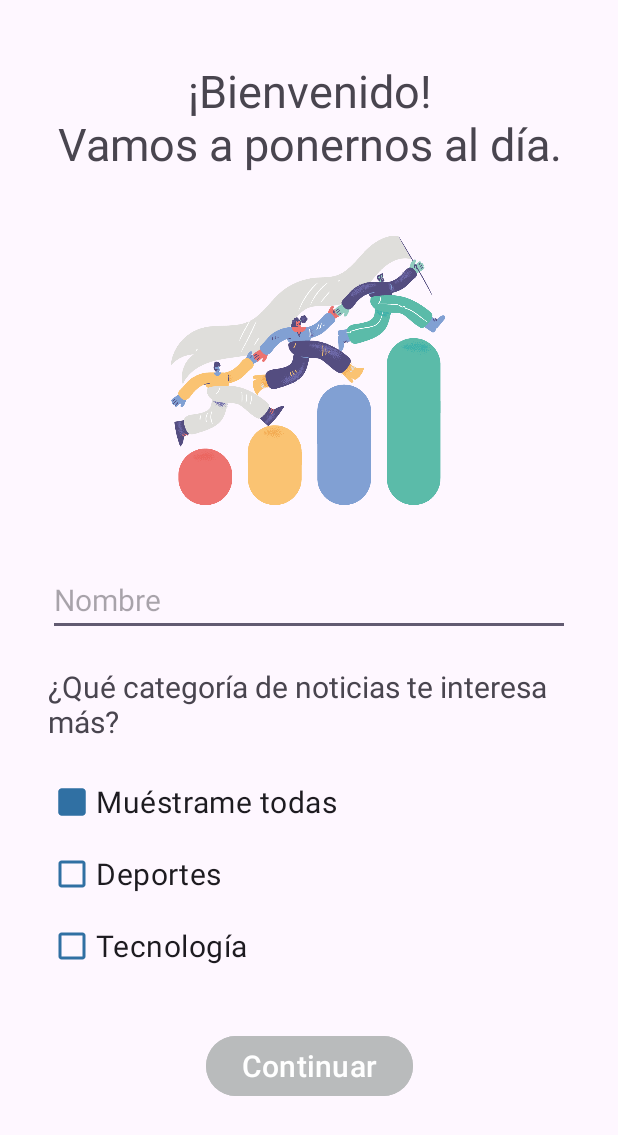
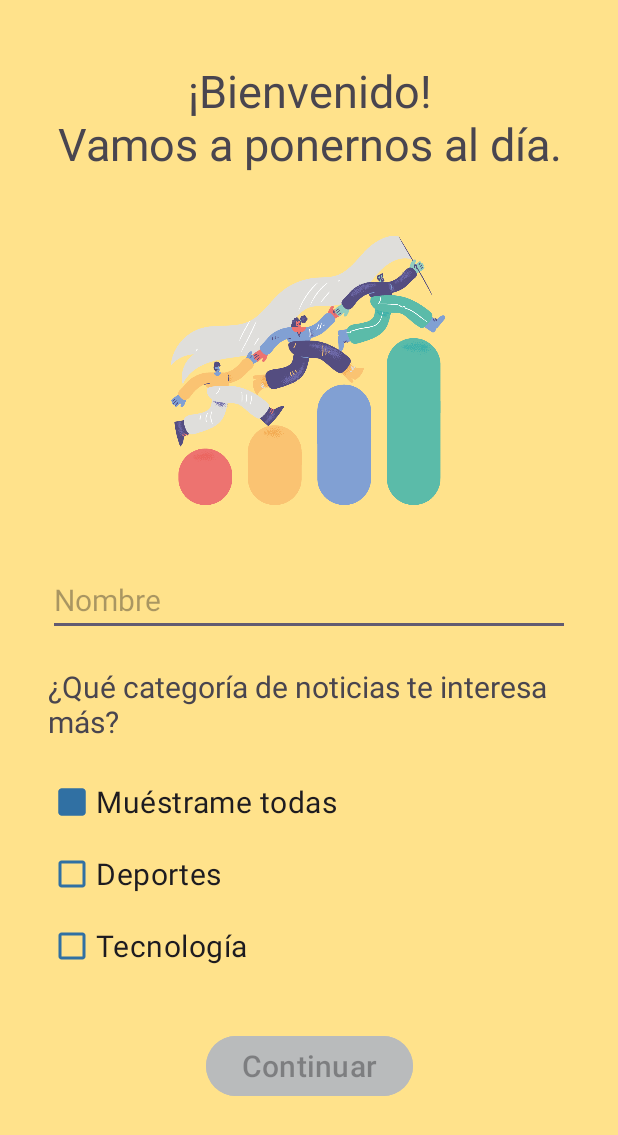
Before and after one commit to rubayllo/PMPD_Actividad_01y02, an Android app: the screen it shows after launch (MainActivity), after a tap on "Muéstrame todas", on a phone screen of 412 x 824 dp. Shown: the top 1135 px of the screen. Run offline under Robolectric (Android 15) with nearby library versions, the phone set to English and light mode, and no system bars; 4 statements that could not run were skipped.

Commit message:
Actualización commit

```diff
--- a/app/src/main/AndroidManifest.xml
+++ b/app/src/main/AndroidManifest.xml
@@ -12,7 +12,7 @@
         android:label="@string/app_name"
         android:roundIcon="@mipmap/ic_new_launcher_round"
         android:supportsRtl="true"
-        android:theme="@style/Theme.Actividad2RubenAyllon"
+        android:theme="@style/MyCustomTheme"
         tools:targetApi="31">
         <activity
             android:name=".ArticleActivity"
--- a/app/src/main/java/com/utad/actividad2rubenayllon/fragments/TermsFragment.kt
+++ b/app/src/main/java/com/utad/actividad2rubenayllon/fragments/TermsFragment.kt
@@ -60,12 +60,12 @@ class TermsFragment : Fragment() {
             Snackbar.make(binding.root, "Confirmas", Snackbar.LENGTH_SHORT).show()
 
             binding.btnTermsAceptar.setBackgroundColor(Color.parseColor("#3070A3"))
-            binding.btnTermsAceptar.isClickable = true
+            binding.btnTermsAceptar.isEnabled = true
         } else {
             Snackbar.make(binding.root, "No confirmas", Snackbar.LENGTH_SHORT).show()
 
             binding.btnTermsAceptar.setBackgroundColor(Color.parseColor("#B9BBBC"))
-            binding.btnTermsAceptar.isClickable = false
+            binding.btnTermsAceptar.isEnabled = false
         }
     }
 }
--- a/app/src/main/java/com/utad/actividad2rubenayllon/fragments/WellcomeFragment.kt
+++ b/app/src/main/java/com/utad/actividad2rubenayllon/fragments/WellcomeFragment.kt
@@ -32,8 +32,6 @@ class WellcomeFragment : Fragment() {
     override fun onViewCreated(view: View, savedInstanceState: Bundle?) {
         super.onViewCreated(view, savedInstanceState)
 
-        buttonEnabled()
-
         binding.etName.doAfterTextChanged { buttonEnabled() }
 
         binding.cbWellcomeMostrarTodas.setOnClickListener() {
@@ -58,12 +56,12 @@ class WellcomeFragment : Fragment() {
         }
 
         binding.btnWellcomeContinue.setOnClickListener() {
-            verificarNombre()
+            goToTerms()
         }
 
     }
 
-    private fun verificarNombre() {
+    private fun goToTerms() {
         val nameIsBlank = binding.etName.text.isBlank()
         val bundle = Bundle()
 
@@ -93,10 +91,10 @@ class WellcomeFragment : Fragment() {
 
         if (todas || deportes || tecnologia) {
             binding.btnWellcomeContinue.setBackgroundColor(Color.parseColor("#3070A3"))
-            binding.btnWellcomeContinue.isClickable = true
+            binding.btnWellcomeContinue.isEnabled = true
         } else {
             binding.btnWellcomeContinue.setBackgroundColor(Color.parseColor("#B9BBBC"))
-            binding.btnWellcomeContinue.isClickable = false
+            binding.btnWellcomeContinue.isEnabled = false
         }
     }
 }
--- a/app/src/main/res/layout/fragment_terms.xml
+++ b/app/src/main/res/layout/fragment_terms.xml
@@ -47,7 +47,7 @@
         style="@style/customButton"
         android:layout_width="wrap_content"
         android:layout_height="wrap_content"
-        android:clickable="false"
+        android:enabled="false"
         android:text="@string/terminos_aceptar"
         app:layout_constraintBottom_toBottomOf="parent"
         app:layout_constraintEnd_toEndOf="@+id/sw_terminos"
--- a/app/src/main/res/layout/fragment_wellcome.xml
+++ b/app/src/main/res/layout/fragment_wellcome.xml
@@ -98,7 +98,7 @@
         android:layout_width="wrap_content"
         android:layout_height="wrap_content"
         android:layout_marginTop="32dp"
-        android:clickable="false"
+        android:enabled="false"
         android:text="@string/button_wellcome_continue"
         app:layout_constraintEnd_toEndOf="parent"
         app:layout_constraintStart_toStartOf="parent"
--- a/app/src/main/res/values/colors.xml
+++ b/app/src/main/res/values/colors.xml
@@ -2,4 +2,5 @@
 <resources>
     <color name="black">#FF000000</color>
     <color name="white">#FFFFFFFF</color>
+    <color name="yellow">#FFE28B</color>
 </resources>
--- a/app/src/main/res/values/themes.xml
+++ b/app/src/main/res/values/themes.xml
@@ -5,5 +5,11 @@
         <!-- <item name="colorPrimary">@color/my_light_primary</item> -->
     </style>
 
+    <style name="MyCustomTheme" parent="Theme.Material3.DayNight.NoActionBar">
+        <!-- Customize your light theme here. -->
+        <!-- Actualizados el archivo color para quitar el hexadecimal -->
+        <item name="android:colorBackground">@color/yellow</item>
+    </style>
+
     <style name="Theme.Actividad2RubenAyllon" parent="Base.Theme.Actividad2RubenAyllon" />
 </resources>
```
